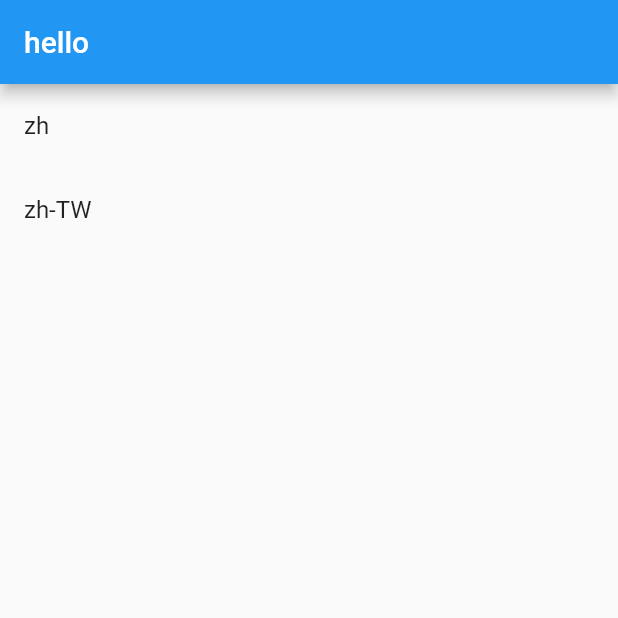
After one commit to Decodetalkers/niuniu, a Flutter app: the screen it shows after launch, in the side drawer, after a tap on "Language", on a phone screen of 412 x 824 dp, the top half of it. The commit adds this screen. Run offline on Flutter 3.47's test engine with Material 2 defaults, Android fonts, the phone set to English and light mode, and no system bars.

Commit message:
add a languagepop

```diff
--- /dev/null
+++ b/lib/languagepop/languagepop.dart
@@ -0,0 +1,31 @@
+import 'package:flutter/material.dart';
+class LanguagePop extends StatelessWidget {
+	final languages = ['zh','zh-TW'];
+	LanguagePop({Key? key}) :super(key:key);
+	@override
+	Widget build(BuildContext context) {
+		//return CustomScrollView(
+		//	slivers: <Widget>[
+		//		for (final item in languages)
+		//			ListTile(title: Text(item)),
+		//	],
+		//);
+		return MaterialApp(
+      title: 'hello',
+      theme: ThemeData(
+        primarySwatch: Colors.blue,
+      ),
+      home: Scaffold(
+        appBar: AppBar(
+          title: const Text('hello'),
+        ),
+        body: ListView(
+						children: [
+								for (final item in languages)
+									ListTile(title: Text(item)),
+						]
+				),
+			)
+		);
+	}
+}
--- a/lib/main.dart
+++ b/lib/main.dart
@@ -1,7 +1,7 @@
 import 'package:flutter/material.dart';
 import 'package:fucky/animatewidget/annimate.dart';
 import 'package:fucky/sidebarbutton/sidebarbutton.dart';
-
+import 'package:fucky/languagepop/languagepop.dart';
 void main() {
   runApp(const MyApp());
 }
@@ -162,6 +162,16 @@ class _MyHomePageState extends State<MyHomePage> {
                   _navigateAndDisplaySelection(context);
                 },
               ),
+						ListTile(
+								title: const Text('Language'),
+								onTap: (){
+									Navigator.push(
+									context,
+										MaterialPageRoute(builder: (context) => LanguagePop()),
+								);
+
+								},
+						),
           ],
         ),
       ),
```
